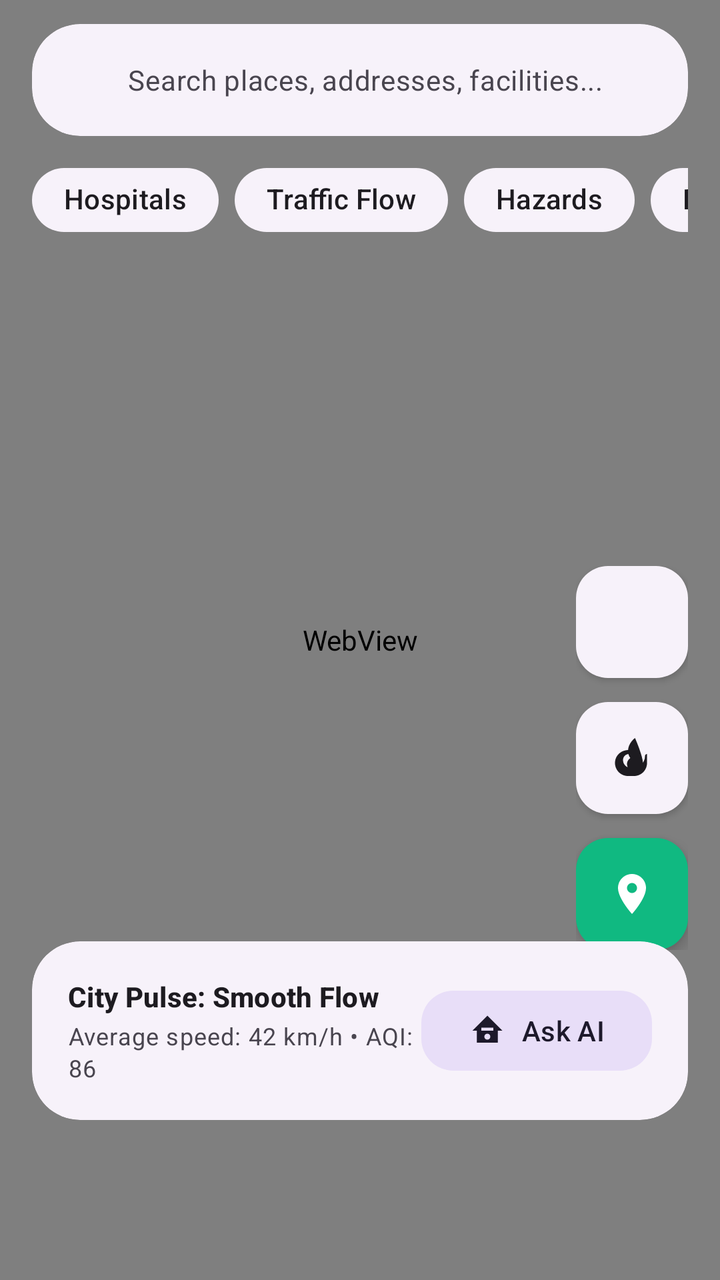
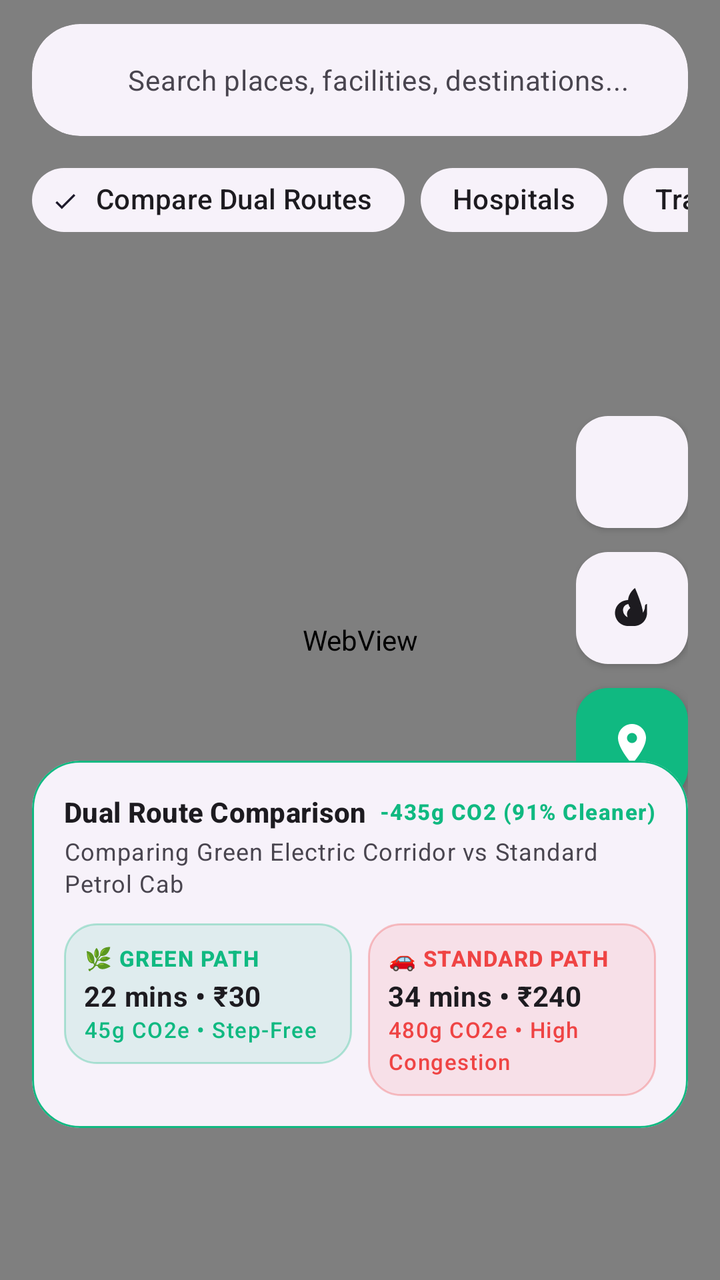

Compare the two renders of this Android layout. The source of the first and the diff that turns it into the second are given below.
<!-- AndroidManifest.xml: application theme Theme.UrbanPulse -->
<!-- res/layout/fragment_live_map.xml -->
<?xml version="1.0" encoding="utf-8"?>
<androidx.coordinatorlayout.widget.CoordinatorLayout
    xmlns:android="http://schemas.android.com/apk/res/android"
    xmlns:app="http://schemas.android.com/apk/res-auto"
    xmlns:tools="http://schemas.android.com/tools"
    android:layout_width="match_parent"
    android:layout_height="match_parent"
    android:background="?attr/colorSurface">

    
    <FrameLayout
        android:id="@+id/mapContainer"
        android:layout_width="match_parent"
        android:layout_height="match_parent">

        <android.webkit.WebView
            android:id="@+id/mapWebView"
            android:layout_width="match_parent"
            android:layout_height="match_parent" />

        <androidx.fragment.app.FragmentContainerView
            android:id="@+id/native_map_container"
            android:layout_width="match_parent"
            android:layout_height="match_parent"
            android:visibility="gone" />

    </FrameLayout>

    
    <LinearLayout
        android:layout_width="match_parent"
        android:layout_height="wrap_content"
        android:orientation="vertical"
        android:paddingHorizontal="16dp"
        android:paddingTop="12dp"
        android:fitsSystemWindows="true">

        <com.google.android.material.card.MaterialCardView
            android:layout_width="match_parent"
            android:layout_height="56dp"
            style="@style/Widget.Material3.CardView.Filled"
            app:cardCornerRadius="24dp"
            app:cardBackgroundColor="?attr/colorSurfaceContainerLow"
            app:strokeWidth="0dp">

            <LinearLayout
                android:layout_width="match_parent"
                android:layout_height="match_parent"
                android:gravity="center_vertical"
                android:orientation="horizontal"
                android:paddingHorizontal="16dp">

                <ImageView
                    android:layout_width="20dp"
                    android:layout_height="20dp"
                    android:src="@drawable/ic_search"
                    app:tint="?attr/colorOnSurfaceVariant" />

                <EditText
                    android:id="@+id/etMapSearch"
                    android:layout_width="0dp"
                    android:layout_height="match_parent"
                    android:layout_weight="1"
                    android:background="@null"
                    android:hint="Search places, addresses, facilities..."
                    android:imeOptions="actionSearch"
                    android:inputType="text"
                    android:paddingHorizontal="12dp"
                    android:textAppearance="@style/TextAppearance.Material3.BodyMedium"
                    android:textColor="?attr/colorOnSurface"
                    android:textColorHint="?attr/colorOnSurfaceVariant" />

                <ImageButton
                    android:id="@+id/btnClearSearch"
                    android:layout_width="32dp"
                    android:layout_height="32dp"
                    android:background="?attr/selectableItemBackgroundBorderless"
                    android:src="@drawable/ic_close"
                    android:visibility="gone"
                    app:tint="?attr/colorOnSurfaceVariant" />

            </LinearLayout>
        </com.google.android.material.card.MaterialCardView>

        
        <HorizontalScrollView
            android:layout_width="match_parent"
            android:layout_height="wrap_content"
            android:layout_marginTop="8dp"
            android:scrollbars="none">

            <com.google.android.material.chip.ChipGroup
                android:id="@+id/chipGroupFilters"
                android:layout_width="wrap_content"
                android:layout_height="wrap_content"
                app:singleLine="true">

                <com.google.android.material.chip.Chip
                    android:id="@+id/chipHospitals"
                    style="@style/Widget.Material3.Chip.Filter"
                    android:layout_width="wrap_content"
                    android:layout_height="wrap_content"
                    android:text="Hospitals"
                    app:chipIcon="@drawable/ic_medical"
                    app:chipIconTint="?attr/colorPrimary"
                    android:textColor="?attr/colorOnSurface"
                    app:chipBackgroundColor="?attr/colorSurfaceContainerLow"
                    app:chipStrokeWidth="0dp"
                    app:chipCornerRadius="16dp" />

                <com.google.android.material.chip.Chip
                    android:id="@+id/chipTraffic"
                    style="@style/Widget.Material3.Chip.Filter"
                    android:layout_width="wrap_content"
                    android:layout_height="wrap_content"
                    android:text="Traffic Flow"
                    app:chipIcon="@drawable/ic_traffic"
                    app:chipIconTint="?attr/colorPrimary"
                    android:textColor="?attr/colorOnSurface"
                    app:chipBackgroundColor="?attr/colorSurfaceContainerLow"
                    app:chipStrokeWidth="0dp"
                    app:chipCornerRadius="16dp" />

                <com.google.android.material.chip.Chip
                    android:id="@+id/chipIncidents"
                    style="@style/Widget.Material3.Chip.Filter"
                    android:layout_width="wrap_content"
                    android:layout_height="wrap_content"
                    android:text="Hazards"
                    app:chipIcon="@drawable/ic_fire"
                    app:chipIconTint="?attr/colorPrimary"
                    android:textColor="?attr/colorOnSurface"
                    app:chipBackgroundColor="?attr/colorSurfaceContainerLow"
                    app:chipStrokeWidth="0dp"
                    app:chipCornerRadius="16dp" />

                <com.google.android.material.chip.Chip
                    android:id="@+id/chipEco"
                    style="@style/Widget.Material3.Chip.Filter"
                    android:layout_width="wrap_content"
                    android:layout_height="wrap_content"
                    android:text="Eco Routes"
                    app:chipIcon="@drawable/ic_map"
                    app:chipIconTint="?attr/colorPrimary"
                    android:textColor="?attr/colorOnSurface"
                    app:chipBackgroundColor="?attr/colorSurfaceContainerLow"
                    app:chipStrokeWidth="0dp"
                    app:chipCornerRadius="16dp" />

                <com.google.android.material.chip.Chip
                    android:id="@+id/chipEV"
                    style="@style/Widget.Material3.Chip.Filter"
                    android:layout_width="wrap_content"
                    android:layout_height="wrap_content"
                    android:text="EV Stations"
                    app:chipIcon="@drawable/ic_location_pin"
                    app:chipIconTint="?attr/colorPrimary"
                    android:textColor="?attr/colorOnSurface"
                    app:chipBackgroundColor="?attr/colorSurfaceContainerLow"
                    app:chipStrokeWidth="0dp"
                    app:chipCornerRadius="16dp" />

            </com.google.android.material.chip.ChipGroup>
        </HorizontalScrollView>

        <androidx.recyclerview.widget.RecyclerView
            android:id="@+id/rvSearchResults"
            android:layout_width="match_parent"
            android:layout_height="wrap_content"
            android:layout_marginTop="4dp"
            android:background="?attr/colorSurfaceContainerLow"
            android:elevation="6dp"
            android:maxHeight="220dp"
            android:visibility="gone" />

    </LinearLayout>

    
    <LinearLayout
        android:layout_width="wrap_content"
        android:layout_height="wrap_content"
        android:layout_gravity="end|bottom"
        android:layout_marginBottom="165dp"
        android:layout_marginEnd="16dp"
        android:orientation="vertical">

        <com.google.android.material.floatingactionbutton.FloatingActionButton
            android:id="@+id/fabTrafficToggle"
            android:layout_width="wrap_content"
            android:layout_height="wrap_content"
            android:layout_marginBottom="12dp"
            android:contentDescription="Toggle Traffic"
            android:src="@drawable/ic_traffic"
            app:tint="?attr/colorOnSurface"
            app:backgroundTint="?attr/colorSurfaceContainerLow"
            app:elevation="2dp"
            app:fabSize="mini" />

        <com.google.android.material.floatingactionbutton.FloatingActionButton
            android:id="@+id/fabReportHazard"
            android:layout_width="wrap_content"
            android:layout_height="wrap_content"
            android:layout_marginBottom="12dp"
            android:contentDescription="Report Hazard"
            android:src="@drawable/ic_fire"
            app:tint="?attr/colorOnSurface"
            app:backgroundTint="?attr/colorSurfaceContainerLow"
            app:elevation="2dp"
            app:fabSize="mini" />

        <com.google.android.material.floatingactionbutton.FloatingActionButton
            android:id="@+id/fabMyLocation"
            android:layout_width="wrap_content"
            android:layout_height="wrap_content"
            android:contentDescription="My Location"
            android:src="@drawable/ic_location_pin"
            app:tint="?attr/colorOnPrimary"
            app:backgroundTint="?attr/colorPrimary"
            app:elevation="4dp" />

    </LinearLayout>

    
    <com.google.android.material.card.MaterialCardView
        android:id="@+id/cardCityStatus"
        android:layout_width="match_parent"
        android:layout_height="wrap_content"
        android:layout_gravity="bottom"
        android:layout_marginHorizontal="16dp"
        android:layout_marginBottom="80dp"
        style="@style/Widget.Material3.CardView.Filled"
        app:cardCornerRadius="24dp"
        app:cardBackgroundColor="?attr/colorSurfaceContainerLow"
        app:strokeWidth="0dp">

        <LinearLayout
            android:layout_width="match_parent"
            android:layout_height="wrap_content"
            android:orientation="horizontal"
            android:padding="18dp"
            android:gravity="center_vertical">

            <LinearLayout
                android:layout_width="0dp"
                android:layout_height="wrap_content"
                android:layout_weight="1"
                android:orientation="vertical">

                <TextView
                    android:id="@+id/tvLiveStatusTitle"
                    android:layout_width="wrap_content"
                    android:layout_height="wrap_content"
                    android:text="City Pulse: Smooth Flow"
                    android:textAppearance="@style/TextAppearance.Material3.TitleSmall"
                    android:textColor="?attr/colorOnSurface"
                    android:textStyle="bold" />

                <TextView
                    android:id="@+id/tvLiveStatusSubtitle"
                    android:layout_width="wrap_content"
                    android:layout_height="wrap_content"
                    android:layout_marginTop="2dp"
                    android:text="Average speed: 42 km/h • AQI: 86"
                    android:textAppearance="@style/TextAppearance.Material3.BodySmall"
                    android:textColor="?attr/colorOnSurfaceVariant" />

            </LinearLayout>

            <com.google.android.material.button.MaterialButton
                android:id="@+id/btnAskYatri"
                style="@style/Widget.Material3.Button.TonalButton"
                android:layout_width="wrap_content"
                android:layout_height="wrap_content"
                android:text="Ask AI"
                app:cornerRadius="16dp"
                app:icon="@drawable/ic_yatri_ai" />

        </LinearLayout>

    </com.google.android.material.card.MaterialCardView>

</androidx.coordinatorlayout.widget.CoordinatorLayout>
<!-- resources referenced by this layout -->
<resources>
  <!-- drawable ic_close (drawable) -->
  <vector xmlns:android="http://schemas.android.com/apk/res/android"
      android:width="24dp"
      android:height="24dp"
      android:viewportWidth="24"
      android:viewportHeight="24">
    <path
        android:fillColor="#FF000000"
        android:pathData="M19,6.41L17.59,5 12,10.59 6.41,5 5,6.41 10.59,12 5,17.59 6.41,19 12,13.41 17.59,19 19,17.59 13.41,12z"/>
  </vector>
  <!-- drawable ic_fire (drawable) -->
  <vector xmlns:android="http://schemas.android.com/apk/res/android"
      android:width="24dp"
      android:height="24dp"
      android:viewportWidth="24"
      android:viewportHeight="24">
    <path
        android:fillColor="#F44336"
        android:pathData="M13.5,2c0,0 -3.5,2.5 -3.5,6.5c0,1.35 0.45,2.55 1.15,3.5C10.5,12.5 9.5,13.5 9.5,15c0,2.2 1.8,4 4,4s4,-1.8 4,-4C17.5,11 13.5,2 13.5,2zM19.5,10c-0.55,0 -1,0.45 -1,1c0,3.3 -2.7,6 -6,6h-1c-2.2,0 -4,-1.8 -4,-4c0,-1.65 1.35,-3 3,-3c0.55,0 1,-0.45 1,-1s-0.45,-1 -1,-1C6.35,8 3.5,10.85 3.5,14.5c0,3.6 2.9,6.5 6.5,6.5h3c3.6,0 6.5,-2.9 6.5,-6.5C19.5,10 19.5,10 19.5,10z"/>
  </vector>
  <!-- drawable ic_location_pin (drawable) -->
  <vector xmlns:android="http://schemas.android.com/apk/res/android"
      android:width="24dp"
      android:height="24dp"
      android:viewportWidth="24"
      android:viewportHeight="24">
    <path
        android:fillColor="@android:color/white"
        android:pathData="M12,2C8.13,2 5,5.13 5,9c0,5.25 7,13 7,13s7,-7.75 7,-13c0,-3.87 -3.13,-7 -7,-7zM12,11.5c-1.38,0 -2.5,-1.12 -2.5,-2.5s1.12,-2.5 2.5,-2.5 2.5,1.12 2.5,2.5 -1.12,2.5 -2.5,2.5z"/>
  </vector>
  <!-- drawable ic_map (drawable) -->
  <vector xmlns:android="http://schemas.android.com/apk/res/android"
      android:width="24dp"
      android:height="24dp"
      android:viewportWidth="24"
      android:viewportHeight="24">
    <path
        android:fillColor="@android:color/white"
        android:pathData="M20.5,3l-0.16,0.03L15,5.1 9,3 3.36,4.9c-0.21,0.07 -0.36,0.25 -0.36,0.48V20.5c0,0.28 0.22,0.5 0.5,0.5l0.16,-0.03L9,18.9l6,2.1 5.64,-1.9c0.21,-0.07 0.36,-0.25 0.36,-0.48V3.5c0,-0.28 -0.22,-0.5 -0.5,-0.5zM15,19l-6,-2.11V5l6,2.11V19z"/>
  </vector>
  <!-- drawable ic_medical (drawable) -->
  <vector xmlns:android="http://schemas.android.com/apk/res/android"
      android:width="24dp"
      android:height="24dp"
      android:viewportWidth="24"
      android:viewportHeight="24">
    <path
        android:fillColor="@android:color/black"
        android:pathData="M19,3H5C3.9,3 3,3.9 3,5v14c0,1.1 0.9,2 2,2h14c1.1,0 2,-0.9 2,-2V5C21,3.9 20.1,3 19,3zM16,13h-3v3h-2v-3H8v-2h3V8h2v3h3V13z"/>
  </vector>
  <!-- drawable ic_search (drawable) -->
  <?xml version="1.0" encoding="utf-8"?>
  <selector xmlns:android="http://schemas.android.com/apk/res/android">
    
  </selector>
  <!-- drawable ic_traffic (drawable) -->
  <?xml version="1.0" encoding="utf-8"?>
  <selector xmlns:android="http://schemas.android.com/apk/res/android">
  
  </selector>
  <!-- drawable ic_yatri_ai (drawable) -->
  <vector xmlns:android="http://schemas.android.com/apk/res/android"
      android:width="24dp"
      android:height="24dp"
      android:viewportWidth="24"
      android:viewportHeight="24">
    <path
        android:fillColor="@android:color/white"
        android:pathData="M12,2L2,12h3v8h14v-8h3L12,2zM12,18c-1.1,0 -2,-0.9 -2,-2s0.9,-2 2,-2 2,0.9 2,2 -0.9,2 -2,2zM16,12h-8v-2h8v2z"/>
  </vector>
  <style name="Theme.UrbanPulse" parent="Theme.Material3.DayNight.NoActionBar">
          <item name="colorPrimary">@color/primary_green</item>
          <item name="colorSecondary">@color/teal_700</item>
          <item name="android:statusBarColor">?attr/colorSurface</item>
          <item name="android:windowLightStatusBar" tools:targetApi="m">true</item>
      </style>
  <color name="primary_green">#10B981</color>
  <color name="teal_700">#0F766E</color>
</resources>

<!-- the commit's change to res/layout/fragment_live_map.xml (unified diff, before → after) -->
@@ -62,7 +62,7 @@
                     android:layout_height="match_parent"
                     android:layout_weight="1"
                     android:background="@null"
-                    android:hint="Search places, addresses, facilities..."
+                    android:hint="Search places, facilities, destinations..."
                     android:imeOptions="actionSearch"
                     android:inputType="text"
                     android:paddingHorizontal="12dp"
@@ -96,6 +96,20 @@
                 app:singleLine="true">
 
                 <com.google.android.material.chip.Chip
+                    android:id="@+id/chipCompareDual"
+                    style="@style/Widget.Material3.Chip.Filter"
+                    android:layout_width="wrap_content"
+                    android:layout_height="wrap_content"
+                    android:text="Compare Dual Routes"
+                    android:checked="true"
+                    app:chipIcon="@drawable/ic_traffic"
+                    app:chipIconTint="?attr/colorPrimary"
+                    android:textColor="?attr/colorOnSurface"
+                    app:chipBackgroundColor="?attr/colorSurfaceContainerLow"
+                    app:chipStrokeWidth="0dp"
+                    app:chipCornerRadius="16dp" />
+
+                <com.google.android.material.chip.Chip
                     android:id="@+id/chipHospitals"
                     style="@style/Widget.Material3.Chip.Filter"
                     android:layout_width="wrap_content"
@@ -180,7 +194,7 @@
         android:layout_width="wrap_content"
         android:layout_height="wrap_content"
         android:layout_gravity="end|bottom"
-        android:layout_marginBottom="165dp"
+        android:layout_marginBottom="240dp"
         android:layout_marginEnd="16dp"
         android:orientation="vertical">
 
@@ -227,53 +241,142 @@
         android:layout_height="wrap_content"
         android:layout_gravity="bottom"
         android:layout_marginHorizontal="16dp"
-        android:layout_marginBottom="80dp"
+        android:layout_marginBottom="76dp"
         style="@style/Widget.Material3.CardView.Filled"
         app:cardCornerRadius="24dp"
         app:cardBackgroundColor="?attr/colorSurfaceContainerLow"
-        app:strokeWidth="0dp">
+        app:strokeWidth="1dp"
+        app:strokeColor="?attr/colorPrimary">
 
         <LinearLayout
             android:layout_width="match_parent"
             android:layout_height="wrap_content"
-            android:orientation="horizontal"
-            android:padding="18dp"
-            android:gravity="center_vertical">
-
+            android:orientation="vertical"
+            android:padding="16dp">
+
+            
             <LinearLayout
-                android:layout_width="0dp"
+                android:layout_width="match_parent"
                 android:layout_height="wrap_content"
-                android:layout_weight="1"
-                android:orientation="vertical">
+                android:orientation="horizontal"
+                android:gravity="center_vertical">
 
                 <TextView
                     android:id="@+id/tvLiveStatusTitle"
-                    android:layout_width="wrap_content"
-                    android:layout_height="wrap_content"
-                    android:text="City Pulse: Smooth Flow"
+                    android:layout_width="0dp"
+                    android:layout_height="wrap_content"
+                    android:layout_weight="1"
+                    android:text="Dual Route Comparison"
                     android:textAppearance="@style/TextAppearance.Material3.TitleSmall"
                     android:textColor="?attr/colorOnSurface"
                     android:textStyle="bold" />
 
                 <TextView
-                    android:id="@+id/tvLiveStatusSubtitle"
-                    android:layout_width="wrap_content"
-                    android:layout_height="wrap_content"
-                    android:layout_marginTop="2dp"
-                    android:text="Average speed: 42 km/h • AQI: 86"
-                    android:textAppearance="@style/TextAppearance.Material3.BodySmall"
-                    android:textColor="?attr/colorOnSurfaceVariant" />
+                    android:id="@+id/tvNetSavingsBadge"
+                    android:layout_width="wrap_content"
+                    android:layout_height="wrap_content"
+                    android:text="-435g CO2 (91% Cleaner)"
+                    android:textAppearance="@style/TextAppearance.Material3.LabelSmall"
+                    android:textColor="?attr/colorPrimary"
+                    android:textStyle="bold" />
 
             </LinearLayout>
 
-            <com.google.android.material.button.MaterialButton
-                android:id="@+id/btnAskYatri"
-                style="@style/Widget.Material3.Button.TonalButton"
+            <TextView
+                android:id="@+id/tvLiveStatusSubtitle"
                 android:layout_width="wrap_content"
                 android:layout_height="wrap_content"
-                android:text="Ask AI"
-                app:cornerRadius="16dp"
-                app:icon="@drawable/ic_yatri_ai" />
+                android:layout_marginTop="2dp"
+                android:text="Comparing Green Electric Corridor vs Standard Petrol Cab"
+                android:textAppearance="@style/TextAppearance.Material3.BodySmall"
+                android:textColor="?attr/colorOnSurfaceVariant" />
+
+            
+            <LinearLayout
+                android:layout_width="match_parent"
+                android:layout_height="wrap_content"
+                android:orientation="horizontal"
+                android:layout_marginTop="12dp">
+
+                
+                <LinearLayout
+                    android:id="@+id/layoutGreenRouteCard"
+                    android:layout_width="0dp"
+                    android:layout_height="wrap_content"
+                    android:layout_weight="1"
+                    android:orientation="vertical"
+                    android:background="@drawable/bg_rounded_card_green"
+                    android:padding="10dp"
+                    android:layout_marginEnd="4dp">
+
+                    <TextView
+                        android:layout_width="wrap_content"
+                        android:layout_height="wrap_content"
+                        android:text="🌿 GREEN PATH"
+                        android:textAppearance="@style/TextAppearance.Material3.LabelSmall"
+                        android:textColor="#10B981"
+                        android:textStyle="bold" />
+
+                    <TextView
+                        android:id="@+id/tvGreenMetrics"
+                        android:layout_width="wrap_content"
+                        android:layout_height="wrap_content"
+                        android:layout_marginTop="2dp"
+                        android:text="22 mins • ₹30"
+                        android:textAppearance="@style/TextAppearance.Material3.BodyMedium"
+                        android:textColor="?attr/colorOnSurface"
+                        android:textStyle="bold" />
+
+                    <TextView
+                        android:id="@+id/tvGreenCarbon"
+                        android:layout_width="wrap_content"
+                        android:layout_height="wrap_content"
+                        android:text="45g CO2e • Step-Free"
+                        android:textAppearance="@style/TextAppearance.Material3.LabelSmall"
+                        android:textColor="#10B981" />
+
+                </LinearLayout>
+
+                
+                <LinearLayout
+                    android:id="@+id/layoutNormalRouteCard"
+                    android:layout_width="0dp"
+                    android:layout_height="wrap_content"
+                    android:layout_weight="1"
+                    android:orientation="vertical"
+                    android:background="@drawable/bg_rounded_card_red"
+                    android:padding="10dp"
+                    android:layout_marginStart="4dp">
+
+                    <TextView
+                        android:layout_width="wrap_content"
+                        android:layout_height="wrap_content"
+                        android:text="🚗 STANDARD PATH"
+                        android:textAppearance="@style/TextAppearance.Material3.LabelSmall"
+                        android:textColor="#EF4444"
+                        android:textStyle="bold" />
+
+                    <TextView
+                        android:id="@+id/tvNormalMetrics"
+                        android:layout_width="wrap_content"
+                        android:layout_height="wrap_content"
+                        android:layout_marginTop="2dp"
+                        android:text="34 mins • ₹240"
+                        android:textAppearance="@style/TextAppearance.Material3.BodyMedium"
+                        android:textColor="?attr/colorOnSurface"
+                        android:textStyle="bold" />
+
+                    <TextView
+                        android:id="@+id/tvNormalCarbon"
+                        android:layout_width="wrap_content"
+                        android:layout_height="wrap_content"
+                        android:text="480g CO2e • High Congestion"
+                        android:textAppearance="@style/TextAppearance.Material3.LabelSmall"
+                        android:textColor="#EF4444" />
+
+                </LinearLayout>
+
+            </LinearLayout>
 
         </LinearLayout>
 
<!-- resource entries referenced after the edit -->
@@ -1,5 +1,21 @@
 <!-- resources referenced by this layout -->
 <resources>
+  <!-- drawable bg_rounded_card_green (drawable) -->
+  <?xml version="1.0" encoding="utf-8"?>
+  <shape xmlns:android="http://schemas.android.com/apk/res/android"
+      android:shape="rectangle">
+      <solid android:color="#1A10B981" />
+      <stroke android:width="1dp" android:color="#4D10B981" />
+      <corners android:radius="16dp" />
+  </shape>
+  <!-- drawable bg_rounded_card_red (drawable) -->
+  <?xml version="1.0" encoding="utf-8"?>
+  <shape xmlns:android="http://schemas.android.com/apk/res/android"
+      android:shape="rectangle">
+      <solid android:color="#1AEF4444" />
+      <stroke android:width="1dp" android:color="#4DEF4444" />
+      <corners android:radius="16dp" />
+  </shape>
   <!-- drawable ic_close (drawable) -->
   <vector xmlns:android="http://schemas.android.com/apk/res/android"
       android:width="24dp"
@@ -60,16 +76,6 @@
   <selector xmlns:android="http://schemas.android.com/apk/res/android">
   
   </selector>
-  <!-- drawable ic_yatri_ai (drawable) -->
-  <vector xmlns:android="http://schemas.android.com/apk/res/android"
-      android:width="24dp"
-      android:height="24dp"
-      android:viewportWidth="24"
-      android:viewportHeight="24">
-    <path
-        android:fillColor="@android:color/white"
-        android:pathData="M12,2L2,12h3v8h14v-8h3L12,2zM12,18c-1.1,0 -2,-0.9 -2,-2s0.9,-2 2,-2 2,0.9 2,2 -0.9,2 -2,2zM16,12h-8v-2h8v2z"/>
-  </vector>
   <style name="Theme.UrbanPulse" parent="Theme.Material3.DayNight.NoActionBar">
           <item name="colorPrimary">@color/primary_green</item>
           <item name="colorSecondary">@color/teal_700</item>
